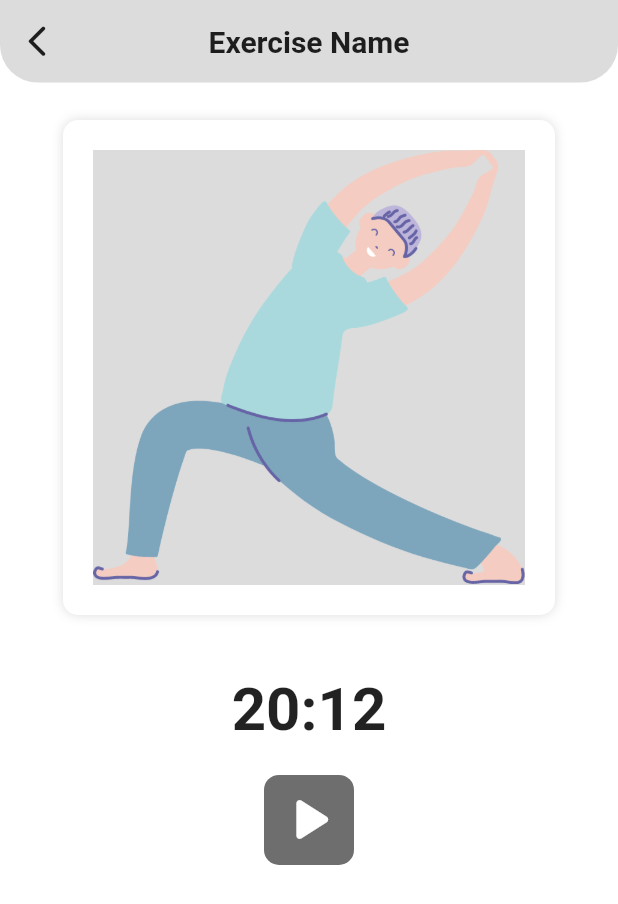
After one commit to rushit5560/Friend_Fitness_App_Project, a Flutter app: the ExerciseDetailsScreen screen opened directly, on a phone screen of 412 x 824 dp. The commit adds this screen. Shown: the top 904 px of the screen. Run offline on Flutter 3.47's test engine with Material 2 defaults, Android fonts, the phone set to English and light mode, and no system bars; our stand-ins replace get, image_picker.

Commit message:
Exercise Details Screen UI

```diff
--- a/friend_fitness_app/lib/common/constants/app_images.dart
+++ b/friend_fitness_app/lib/common/constants/app_images.dart
@@ -28,4 +28,5 @@ class AppImages{
   static const categoryPastaImg = root + "category_pasta.png";
   static const categoryPizzaImg = root + "category_pizza.png";
   static const categorySodaImg = root + "category_soda.png";
+  static const exerciseImg = root + "exercise.png";
 }
--- /dev/null
+++ b/friend_fitness_app/lib/controllers/exercise_details_screen_controller/exercise_details_screen_controller.dart
@@ -0,0 +1,8 @@
+import 'package:get/get.dart';
+
+class ExerciseDetailsScreenController extends GetxController {
+  RxBool isLoading = false.obs;
+  RxBool isSuccessStatus = false.obs;
+
+  RxBool isPlay = false.obs;
+}
--- /dev/null
+++ b/friend_fitness_app/lib/screens/exercise_details_screen/exercise_details_screen.dart
@@ -0,0 +1,38 @@
+import 'package:flutter/material.dart';
+import 'package:get/get.dart';
+import '../../controllers/exercise_details_screen_controller/exercise_details_screen_controller.dart';
+import 'exercise_details_screen_widgets.dart';
+
+
+class ExerciseDetailsScreen extends StatelessWidget {
+  ExerciseDetailsScreen({Key? key}) : super(key: key);
+  final exerciseDetailsScreenController = Get.put(ExerciseDetailsScreenController());
+
+  @override
+  Widget build(BuildContext context) {
+    return Scaffold(
+      body: SafeArea(
+        child: Column(
+          children: [
+            const ExerciseDetailsScreenAppBarModule(),
+            // const SizedBox(height: 15),
+            Expanded(
+              child: SingleChildScrollView(
+                child: Column(
+                  children: [
+                    const ImageModule(),
+                    const SizedBox(height: 15),
+                    const TimerTextModule(),
+                    const SizedBox(height: 20),
+                    PlayButtonModule(),
+                    const SizedBox(height: 20),
+                  ],
+                ),
+              ),
+            ),
+          ],
+        ),
+      ),
+    );
+  }
+}
--- /dev/null
+++ b/friend_fitness_app/lib/screens/exercise_details_screen/exercise_details_screen_widgets.dart
@@ -0,0 +1,131 @@
+import 'package:flutter/material.dart';
+import 'package:friend_fitness_app/common/constants/app_images.dart';
+import 'package:friend_fitness_app/common/extension_methods/extension_methods.dart';
+import 'package:get/get.dart';
+import '../../common/constants/app_colors.dart';
+import '../../controllers/exercise_details_screen_controller/exercise_details_screen_controller.dart';
+
+/// AppBar
+class ExerciseDetailsScreenAppBarModule extends StatelessWidget {
+  const ExerciseDetailsScreenAppBarModule({Key? key}) : super(key: key);
+
+  @override
+  Widget build(BuildContext context) {
+    return Container(
+      height: 55,
+      width: Get.width,
+      decoration: BoxDecoration(
+          borderRadius: const BorderRadius.only(
+              bottomRight: Radius.circular(25),
+              bottomLeft: Radius.circular(25)),
+          color: AppColors.colorLightGrey
+          //color: Colors.grey
+          ),
+      child: Row(
+        mainAxisAlignment: MainAxisAlignment.spaceBetween,
+        children: [
+          GestureDetector(
+            onTap: () => Get.back(),
+            child: const SizedBox(
+              width: 50,
+              child: Icon(
+                Icons.arrow_back_ios_rounded,
+                size: 25,
+              ),
+            ),
+          ),
+          const Expanded(
+            child: Text(
+              "Exercise Name",
+              textAlign: TextAlign.center,
+              overflow: TextOverflow.ellipsis,
+              style: TextStyle(fontWeight: FontWeight.bold, fontSize: 20),
+            ),
+          ),
+          Container(
+            width: 50,
+          ),
+        ],
+      ),
+    );
+  }
+}
+
+/// Exercise Image Module
+class ImageModule extends StatelessWidget {
+  const ImageModule({Key? key}) : super(key: key);
+
+  @override
+  Widget build(BuildContext context) {
+    return Container(
+      height: Get.height * 0.40,
+      decoration: BoxDecoration(
+        borderRadius: BorderRadius.circular(10),
+        boxShadow: [
+          BoxShadow(
+            blurRadius: 6,
+            blurStyle: BlurStyle.outer,
+            color: AppColors.colorLightGrey,
+          ),
+        ],
+      ),
+      child: Image.asset(
+        AppImages.exerciseImg,
+        fit: BoxFit.contain,
+      ).commonAllSidePadding(padding: 20),
+    ).commonAllSidePadding(padding: 25);
+  }
+}
+
+/// Time Text Module
+class TimerTextModule extends StatelessWidget {
+  const TimerTextModule({Key? key}) : super(key: key);
+
+  @override
+  Widget build(BuildContext context) {
+    return Row(
+      mainAxisAlignment: MainAxisAlignment.center,
+      children: const [
+        Text(
+          "20:12",
+          maxLines: 1,
+          overflow: TextOverflow.ellipsis,
+          style: TextStyle(
+            fontSize: 40,
+            fontWeight: FontWeight.bold,
+          ),
+        ),
+      ],
+    );
+  }
+}
+
+/// Play & Pause Button
+class PlayButtonModule extends StatelessWidget {
+  PlayButtonModule({Key? key}) : super(key: key);
+  final screenController = Get.find<ExerciseDetailsScreenController>();
+
+  @override
+  Widget build(BuildContext context) {
+    return GestureDetector(
+      onTap: () {
+        screenController.isPlay.value = !screenController.isPlay.value;
+      },
+      child: Container(
+        decoration: BoxDecoration(
+          borderRadius: BorderRadius.circular(10),
+          color: AppColors.colorDarkGrey,
+        ),
+        child: Obx(
+          ()=> Icon(
+            screenController.isPlay.value
+                ? Icons.pause_rounded
+                : Icons.play_arrow_rounded,
+            color: Colors.white,
+            size: 50,
+          ).commonAllSidePadding(padding: 5),
+        ),
+      ),
+    );
+  }
+}
--- a/friend_fitness_app/lib/screens/forgot_password_screen/forgot_password_screen.dart
+++ b/friend_fitness_app/lib/screens/forgot_password_screen/forgot_password_screen.dart
@@ -29,6 +29,7 @@ class ForgotPasswordScreen extends StatelessWidget {
                       ForgotPasswordEmailTextFieldModule(),
                       const SizedBox(height: 50),
                       SendOtpButtonModule(),
+                      const SizedBox(height: 15),
                     ],
                   ),
                 ).commonSymmetricPadding(horizontal: 25),
```
Also changed, not shown: friend_fitness_app/assets/images/exercise.png (added).
